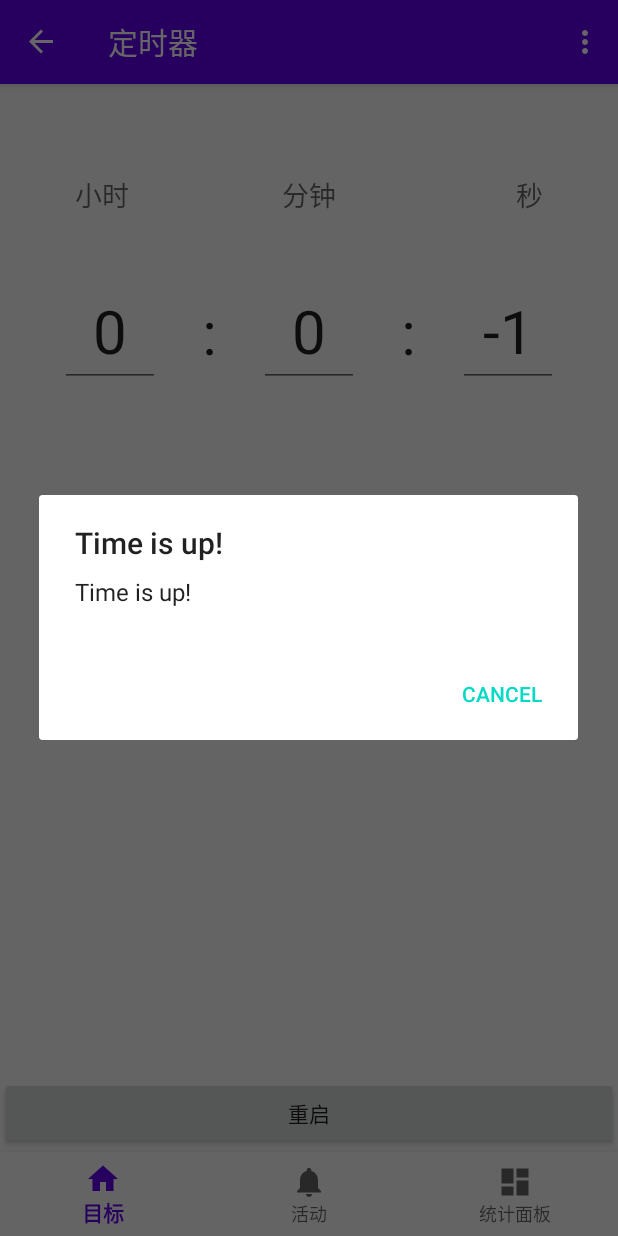
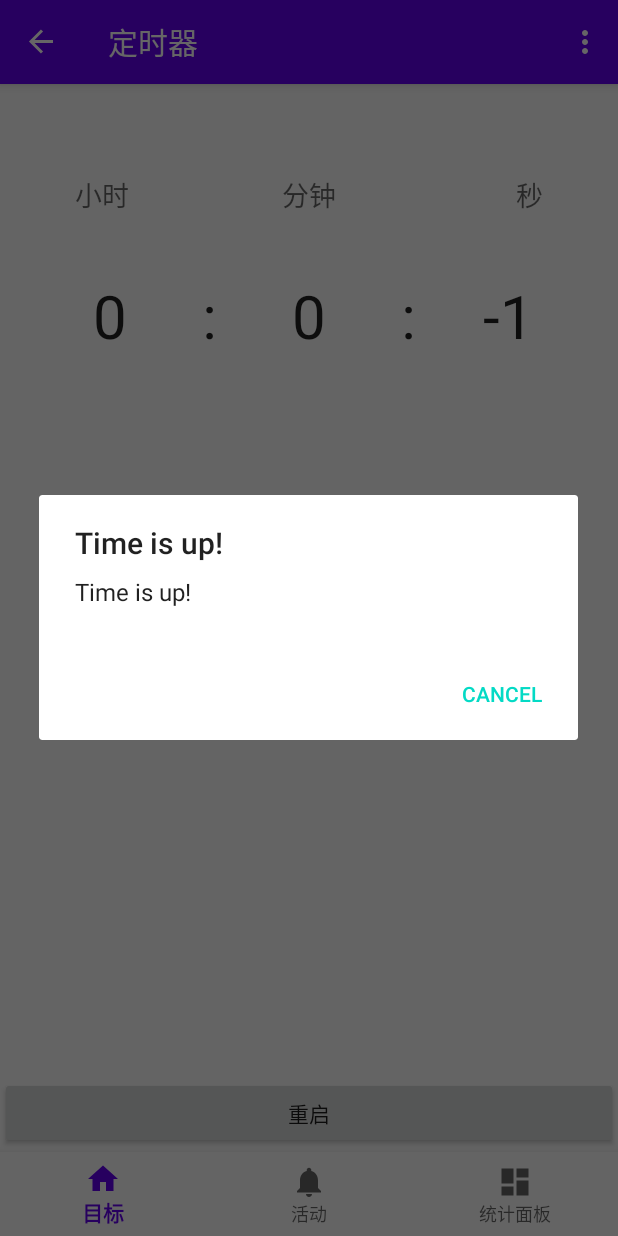
Before and after one commit to focus617/Pomodoro, an Android app: the CountDownFragment screen opened through its navigation route, on a phone screen of 412 x 824 dp. Run offline under Robolectric (Android 15) with nearby library versions, the phone set to English and light mode, and no system bars; our stand-ins replace navigation-ui.

Commit message:
bugfixing for wrong fragment loading in countdown fragment on CreateView.

```diff
--- a/app/src/main/java/com/example/pomodoro/MainActivity.java
+++ b/app/src/main/java/com/example/pomodoro/MainActivity.java
@@ -66,7 +66,10 @@ public class MainActivity extends AppCompatActivity {
                 Toast.makeText(this, "You clicked about", Toast.LENGTH_SHORT).show();
                 return true;
             default:
-                return super.onOptionsItemSelected(item);
+                Toast.makeText(this, "You clicked unknown", Toast.LENGTH_SHORT).show();
+                NavController navController = Navigation.findNavController(this, R.id.nav_host_fragment);
+                return NavigationUI.onNavDestinationSelected(item, navController)
+                        || super.onOptionsItemSelected(item);
         }
     }
 }
--- a/app/src/main/java/com/example/pomodoro/ui/notifications/CountDownFragment.java
+++ b/app/src/main/java/com/example/pomodoro/ui/notifications/CountDownFragment.java
@@ -9,6 +9,8 @@ import android.view.View;
 import android.view.ViewGroup;
 import android.widget.Button;
 import android.widget.EditText;
+import android.widget.ProgressBar;
+import android.widget.TextView;
 import android.widget.Toast;
 
 import androidx.annotation.NonNull;
@@ -30,7 +32,8 @@ public class CountDownFragment extends Fragment {
     private Timer timer = new Timer();
     private TimerTask timerTask = null;
     private Button btnStart, btnPause, btnResume, btnReset;
-    private EditText etHour, etMin, etSec;
+    private ProgressBar prgbar;
+    private TextView etHour, etMin, etSec;
 
     @Override
     public void onCreate(@Nullable Bundle savedInstanceState) {
@@ -43,7 +46,7 @@ public class CountDownFragment extends Fragment {
     public View onCreateView(@NonNull LayoutInflater inflater,
                              @Nullable ViewGroup container, @Nullable Bundle savedInstanceState) {
         super.onCreateView(inflater, container, savedInstanceState);
-        View root = inflater.inflate(R.layout.fragment_notifications, container, false);
+        View root = inflater.inflate(R.layout.fragment_countdown, container, false);
 
         Toast.makeText(getActivity(), "CountDown Fragment", Toast.LENGTH_SHORT).show();
 
@@ -89,15 +92,19 @@ public class CountDownFragment extends Fragment {
             }
         });
 
-        etHour = (EditText) root.findViewById(R.id.etHour);
-        etMin = (EditText) root.findViewById(R.id.etMin);
-        etSec = (EditText) root.findViewById(R.id.etSec);
-
-        etHour.setText("00");
-        etMin.setText("00");
-        etSec.setText("00");
+        etHour = (TextView) root.findViewById(R.id.etHour);
+        etMin = (TextView) root.findViewById(R.id.etMin);
+        etSec = (TextView) root.findViewById(R.id.etSec);
 
         allTimeCount = allTime;
+        int hour = allTimeCount / 60 / 60;
+        int min = (allTimeCount / 60) % 60;
+        int sec = allTimeCount % 60;
+
+        etHour.setText(hour + "");
+        etMin.setText(min + "");
+        etSec.setText(sec + "");
+
         startTimer();
 
         return root;
--- a/app/src/main/res/layout/fragment_countdown.xml
+++ b/app/src/main/res/layout/fragment_countdown.xml
@@ -44,7 +44,7 @@
         app:layout_constraintTop_toTopOf="parent" />
 
     <!--定时器-->
-    <EditText
+    <TextView
         android:id="@+id/etHour"
         android:layout_width="0dp"
         android:layout_height="wrap_content"
@@ -53,7 +53,6 @@
         android:gravity="center"
         android:inputType="number"
         android:maxLength="2"
-        android:singleLine="true"
         android:textSize="@dimen/notification_clock_text_size"
         android:textAppearance="?android:attr/textAppearanceLarge"
         app:layout_constraintHorizontal_chainStyle="spread"
@@ -76,14 +75,13 @@
         app:layout_constraintRight_toLeftOf="@id/etMin"
         app:layout_constraintTop_toTopOf="@id/etHour" />
 
-    <EditText
+    <TextView
         android:id="@+id/etMin"
         android:layout_width="0dp"
         android:layout_height="wrap_content"
         android:gravity="center"
         android:inputType="number"
         android:maxLength="2"
-        android:singleLine="true"
         android:textSize="@dimen/notification_clock_text_size"
         android:textAppearance="?android:attr/textAppearanceLarge"
         app:layout_constraintBottom_toBottomOf="@id/etHour"
@@ -105,7 +103,7 @@
         app:layout_constraintRight_toLeftOf="@id/etSec"
         app:layout_constraintTop_toTopOf="@id/etHour" />
 
-    <EditText
+    <TextView
         android:id="@+id/etSec"
         android:layout_width="0dp"
         android:layout_height="wrap_content"
@@ -113,7 +111,6 @@
         android:gravity="center"
         android:inputType="number"
         android:maxLength="2"
-        android:singleLine="true"
         android:textSize="@dimen/notification_clock_text_size"
         android:textAppearance="?android:attr/textAppearanceLarge"
         app:layout_constraintBottom_toBottomOf="@id/etHour"
```
